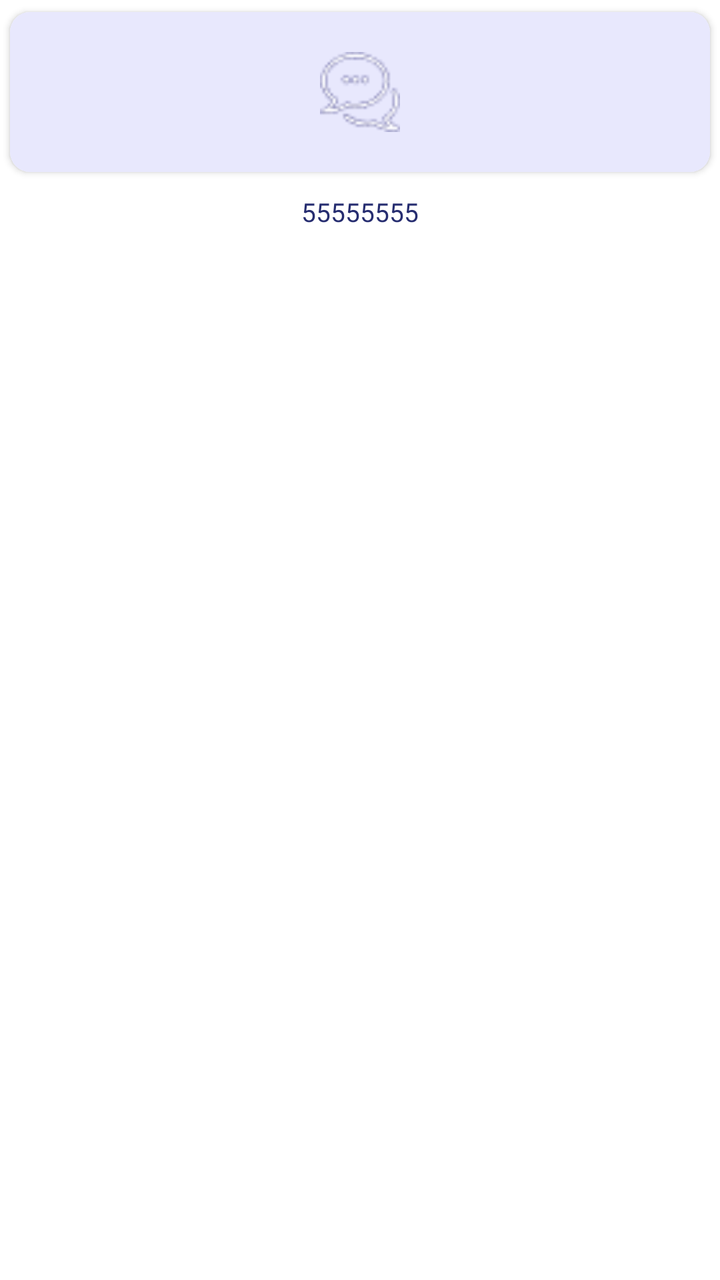
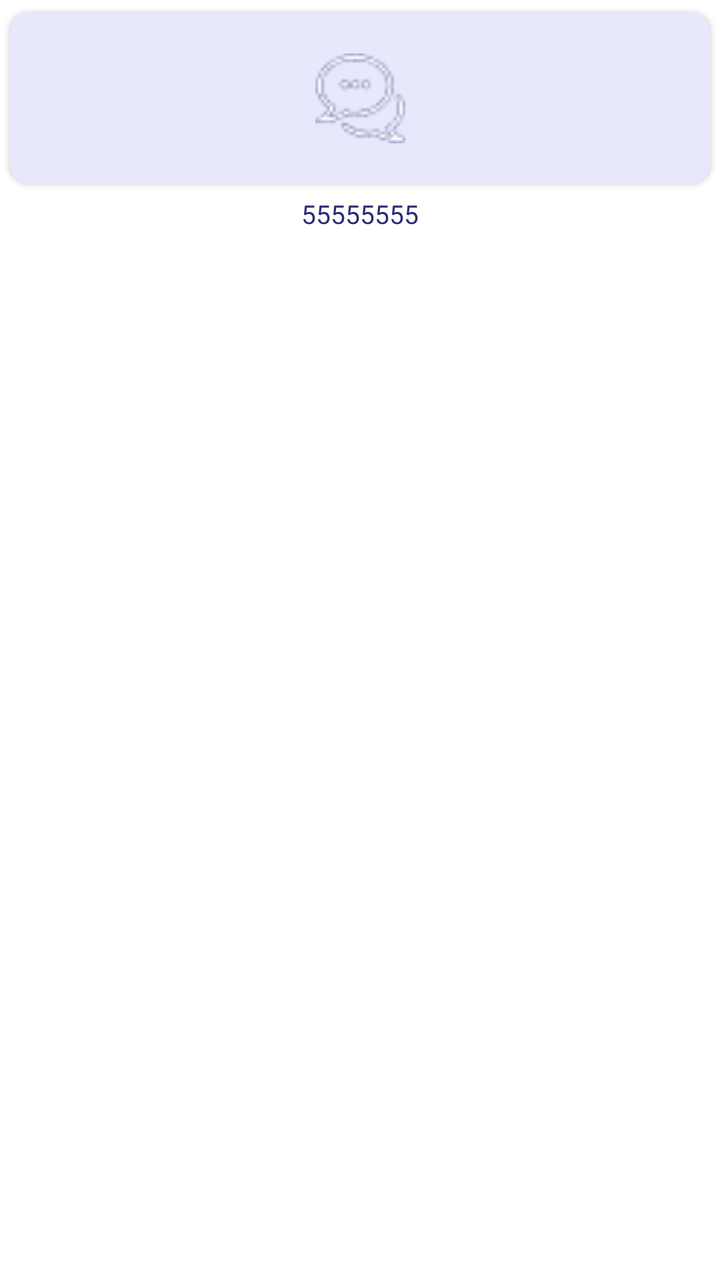

Before-and-after screenshots of an Android layout around one commit, followed by the original layout XML and the change that was made.
<!-- AndroidManifest.xml: application theme Theme.NewDesign -->
<!-- res/layout/item_layout_medicalrvservices.xml -->
<?xml version="1.0" encoding="utf-8"?>
<androidx.constraintlayout.widget.ConstraintLayout xmlns:android="http://schemas.android.com/apk/res/android"
    android:layout_width="wrap_content"
    android:layout_height="wrap_content"
    xmlns:app="http://schemas.android.com/apk/res-auto">

    <androidx.cardview.widget.CardView
        android:id="@+id/cardview"
        android:layout_width="match_parent"
        android:layout_height="wrap_content"
        app:cardCornerRadius="10dp"
        app:cardUseCompatPadding="true"
        android:background="@color/color_completeprofile"
        app:layout_constraintEnd_toEndOf="parent"
        app:layout_constraintStart_toStartOf="parent"
        app:layout_constraintTop_toTopOf="parent"

        >

        <androidx.constraintlayout.widget.ConstraintLayout
            android:id="@+id/layput_services"
            android:layout_width="match_parent"
            android:layout_height="match_parent"
            android:background="@color/color_completeprofile"
            android:padding="5dp"
            >

            <androidx.constraintlayout.widget.ConstraintLayout
                android:id="@+id/layout_uploadImage"
                android:layout_width="70dp"
                android:layout_height="70dp"
                app:layout_constraintTop_toTopOf="parent"
                app:layout_constraintEnd_toEndOf="parent"
               app:layout_constraintStart_toStartOf="parent">

                <com.google.android.material.imageview.ShapeableImageView
                    android:id="@+id/iv_services"
                    android:layout_width="40dp"
                    android:layout_height="40dp"
                    android:adjustViewBounds="true"
                    android:src="@drawable/ic_chat"
                    app:layout_constraintBottom_toBottomOf="parent"
                    app:layout_constraintEnd_toEndOf="parent"
                    app:layout_constraintStart_toStartOf="parent"
                    app:layout_constraintTop_toTopOf="parent" />
            </androidx.constraintlayout.widget.ConstraintLayout>

        </androidx.constraintlayout.widget.ConstraintLayout>

    </androidx.cardview.widget.CardView>
    <TextView
        android:id="@+id/tv_serviceName"
        android:layout_width="wrap_content"
        android:layout_height="wrap_content"
        android:layout_marginTop="5dp"
        android:text="55555555"
        android:gravity="center"
        android:textAppearance="@style/TextAppearance.AppCompat.Headline"
        android:textColor="@color/color_primary"
        android:textSize="13sp"
        app:layout_constraintStart_toStartOf="parent"
        app:layout_constraintEnd_toEndOf="parent"
        app:layout_constraintTop_toBottomOf="@+id/cardview" />


</androidx.constraintlayout.widget.ConstraintLayout>
<!-- resources referenced by this layout -->
<resources>
  <color name="color_completeprofile">#E8E8FD</color>
  <color name="color_primary">#262D70</color>
  <!-- drawable ic_chat: png bitmap (drawable, 1329 bytes) -->
  <style name="Theme.NewDesign" parent="Theme.MaterialComponents.Light.NoActionBar">
          
          <item name="colorPrimary">@color/purple_500</item>
          <item name="colorPrimaryVariant">@color/purple_700</item>
          <item name="colorOnPrimary">@color/white</item>
          
          <item name="colorSecondary">#0639BA</item>
          <item name="colorSecondaryVariant">@color/teal_700</item>
          <item name="colorOnSecondary">@color/black</item>
          
          <item name="android:statusBarColor">?attr/colorPrimaryVariant</item>
          
      </style>
  <color name="purple_500">#FF6200EE</color>
  <color name="purple_700">#FF3700B3</color>
  <color name="white">#FFFFFFFF</color>
  <color name="teal_700">#FF018786</color>
  <color name="black">#FF000000</color>
</resources>

<!-- the commit's change to res/layout/item_layout_medicalrvservices.xml (unified diff, before → after) -->
@@ -1,66 +1,66 @@
 <?xml version="1.0" encoding="utf-8"?>
-<androidx.constraintlayout.widget.ConstraintLayout xmlns:android="http://schemas.android.com/apk/res/android"
-    android:layout_width="wrap_content"
-    android:layout_height="wrap_content"
-    xmlns:app="http://schemas.android.com/apk/res-auto">
+<androidx.constraintlayout.widget.ConstraintLayout
+        xmlns:android="http://schemas.android.com/apk/res/android"
+        android:layout_width="match_parent"
+        android:layout_height="wrap_content"
+        xmlns:app="http://schemas.android.com/apk/res-auto">
 
     <androidx.cardview.widget.CardView
-        android:id="@+id/cardview"
-        android:layout_width="match_parent"
-        android:layout_height="wrap_content"
-        app:cardCornerRadius="10dp"
-        app:cardUseCompatPadding="true"
-        android:background="@color/color_completeprofile"
-        app:layout_constraintEnd_toEndOf="parent"
-        app:layout_constraintStart_toStartOf="parent"
-        app:layout_constraintTop_toTopOf="parent"
+            android:id="@+id/cardview"
+            android:layout_width="match_parent"
+            android:layout_height="wrap_content"
+            app:cardCornerRadius="10dp"
+            app:cardUseCompatPadding="true"
+            android:background="@color/color_completeprofile"
+            app:layout_constraintEnd_toEndOf="parent"
+            app:layout_constraintStart_toStartOf="parent"
+            app:layout_constraintTop_toTopOf="parent"
 
+    >
+
+        <androidx.constraintlayout.widget.ConstraintLayout
+                android:id="@+id/layput_services"
+                android:layout_width="match_parent"
+                android:layout_height="match_parent"
+                android:background="@color/color_completeprofile"
+                android:padding="3dp"
         >
 
-        <androidx.constraintlayout.widget.ConstraintLayout
-            android:id="@+id/layput_services"
-            android:layout_width="match_parent"
-            android:layout_height="match_parent"
-            android:background="@color/color_completeprofile"
-            android:padding="5dp"
-            >
-
             <androidx.constraintlayout.widget.ConstraintLayout
-                android:id="@+id/layout_uploadImage"
-                android:layout_width="70dp"
-                android:layout_height="70dp"
-                app:layout_constraintTop_toTopOf="parent"
-                app:layout_constraintEnd_toEndOf="parent"
-               app:layout_constraintStart_toStartOf="parent">
+                    android:id="@+id/layout_uploadImage"
+                    android:layout_width="80dp"
+                    android:layout_height="80dp"
+                    app:layout_constraintTop_toTopOf="parent"
+                    app:layout_constraintEnd_toEndOf="parent"
+                    app:layout_constraintStart_toStartOf="parent">
 
                 <com.google.android.material.imageview.ShapeableImageView
-                    android:id="@+id/iv_services"
-                    android:layout_width="40dp"
-                    android:layout_height="40dp"
-                    android:adjustViewBounds="true"
-                    android:src="@drawable/ic_chat"
-                    app:layout_constraintBottom_toBottomOf="parent"
-                    app:layout_constraintEnd_toEndOf="parent"
-                    app:layout_constraintStart_toStartOf="parent"
-                    app:layout_constraintTop_toTopOf="parent" />
+                        android:id="@+id/iv_services"
+                        android:layout_width="45dp"
+                        android:layout_height="45dp"
+                        android:adjustViewBounds="true"
+                        android:src="@drawable/ic_chat"
+                        app:layout_constraintBottom_toBottomOf="parent"
+                        app:layout_constraintEnd_toEndOf="parent"
+                        app:layout_constraintStart_toStartOf="parent"
+                        app:layout_constraintTop_toTopOf="parent"/>
             </androidx.constraintlayout.widget.ConstraintLayout>
 
         </androidx.constraintlayout.widget.ConstraintLayout>
 
     </androidx.cardview.widget.CardView>
     <TextView
-        android:id="@+id/tv_serviceName"
-        android:layout_width="wrap_content"
-        android:layout_height="wrap_content"
-        android:layout_marginTop="5dp"
-        android:text="55555555"
-        android:gravity="center"
-        android:textAppearance="@style/TextAppearance.AppCompat.Headline"
-        android:textColor="@color/color_primary"
-        android:textSize="13sp"
-        app:layout_constraintStart_toStartOf="parent"
-        app:layout_constraintEnd_toEndOf="parent"
-        app:layout_constraintTop_toBottomOf="@+id/cardview" />
+            android:id="@+id/tv_serviceName"
+            android:layout_width="wrap_content"
+            android:layout_height="wrap_content"
+            android:text="55555555"
+            android:gravity="center"
+            android:textAppearance="@style/TextAppearance.AppCompat.Headline"
+            android:textColor="@color/color_primary"
+            android:textSize="13sp"
+            app:layout_constraintStart_toStartOf="parent"
+            app:layout_constraintEnd_toEndOf="parent"
+            app:layout_constraintTop_toBottomOf="@+id/cardview"/>
 
 
 </androidx.constraintlayout.widget.ConstraintLayout>
